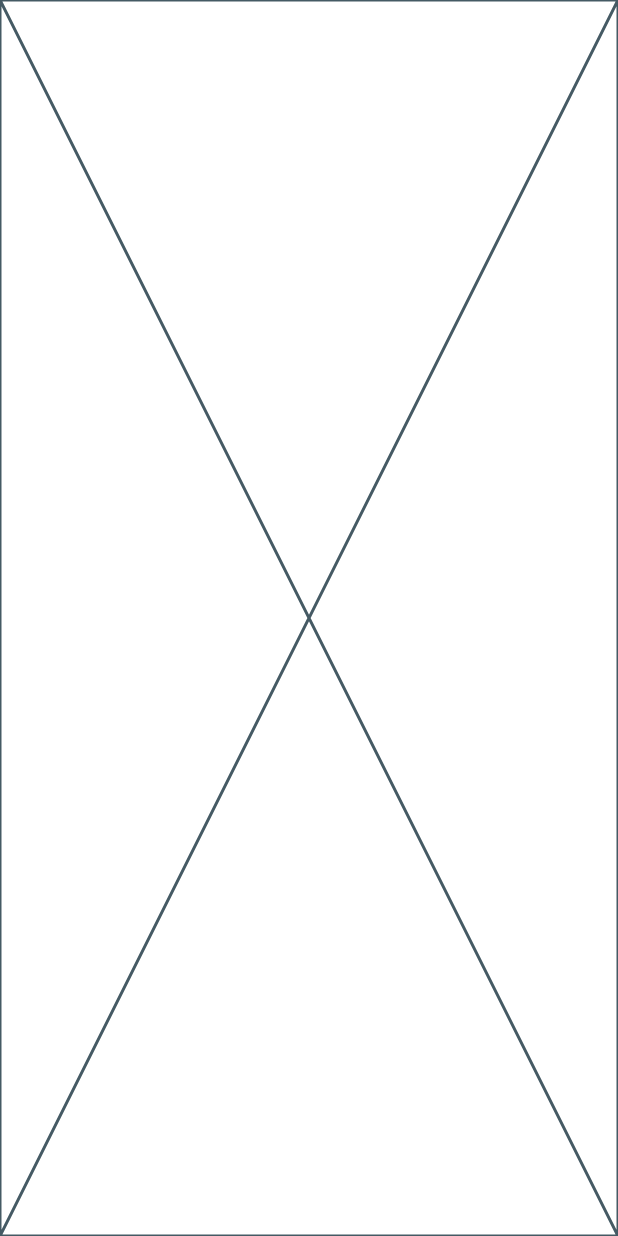
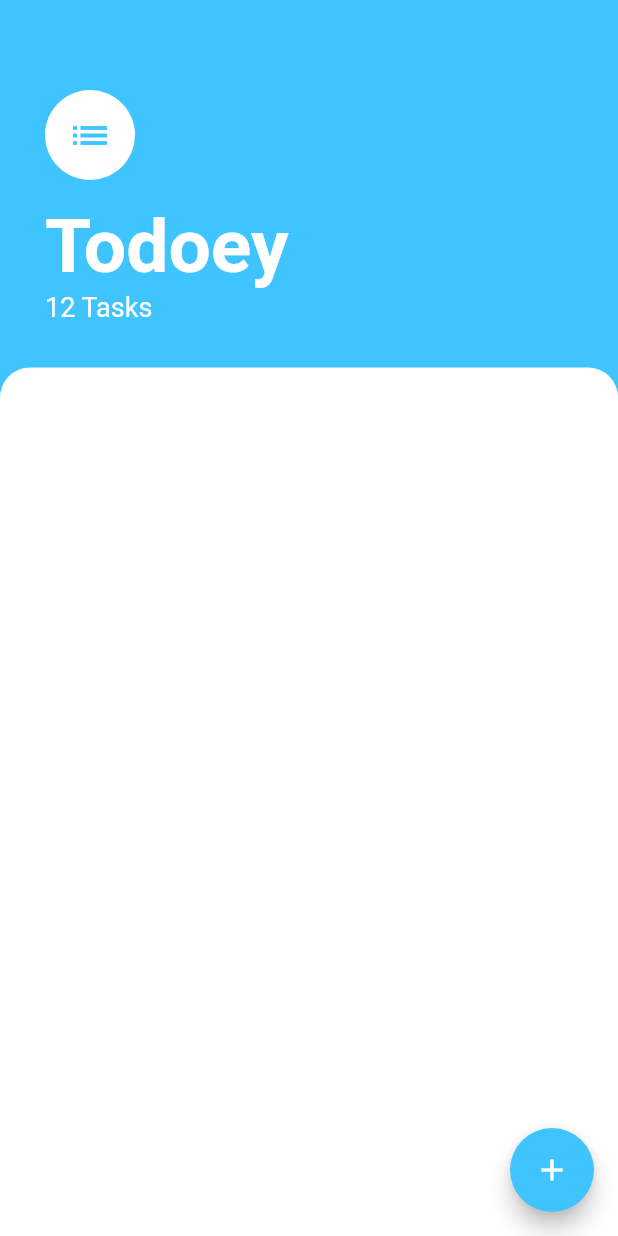
Before and after one commit to Aniketgoyal291/todoeyApp, a Flutter app: the screen it shows after launch, on a phone screen of 412 x 824 dp. Run offline on Flutter 3.47's test engine with Material 2 defaults, Android fonts, the phone set to English and light mode, and no system bars.

Commit message:
Commiting changes

```diff
--- a/lib/main.dart
+++ b/lib/main.dart
@@ -8,7 +8,9 @@ class MyApp extends StatelessWidget {
 
   @override
   Widget build(BuildContext context) {
-    return const MaterialApp(
+    return MaterialApp(
+      debugShowCheckedModeBanner: false,
+      theme: ThemeData.light().copyWith(),
       home: TasksScreen(),
     );
   }
--- a/lib/screens/tasks_screen.dart
+++ b/lib/screens/tasks_screen.dart
@@ -5,6 +5,81 @@ class TasksScreen extends StatelessWidget {
 
   @override
   Widget build(BuildContext context) {
-    return const Placeholder();
+    List<CheckboxListTile> todoList = [];
+
+    return Scaffold(
+      backgroundColor: Colors.lightBlueAccent.shade200,
+      floatingActionButton: FloatingActionButton(
+        backgroundColor: Colors.lightBlueAccent.shade200,
+        onPressed: () {
+          todoList.add(
+            CheckboxListTile(
+              value: false,
+              onChanged: (value) {
+                value = true;
+              },
+            ),
+          );
+        },
+        child: const Icon(
+          Icons.add,
+        ),
+      ),
+      body: Column(
+        crossAxisAlignment: CrossAxisAlignment.start,
+        children: [
+          Container(
+            padding:
+                const EdgeInsets.only(top: 60, left: 30, right: 30, bottom: 30),
+            child: Column(
+              crossAxisAlignment: CrossAxisAlignment.start,
+              children: [
+                CircleAvatar(
+                  radius: 30,
+                  backgroundColor: Colors.white,
+                  child: Icon(
+                    Icons.list,
+                    color: Colors.lightBlueAccent.shade200,
+                    size: 30,
+                  ),
+                ),
+                const SizedBox(
+                  height: 15,
+                ),
+                const Text(
+                  'Todoey',
+                  style: TextStyle(
+                    color: Colors.white,
+                    fontSize: 50,
+                    fontWeight: FontWeight.w700,
+                  ),
+                ),
+                const Text(
+                  '12 Tasks',
+                  style: TextStyle(
+                    color: Colors.white,
+                    fontSize: 18,
+                  ),
+                ),
+              ],
+            ),
+          ),
+          Expanded(
+            child: Container(
+              decoration: const BoxDecoration(
+                color: Colors.white,
+                borderRadius: BorderRadius.only(
+                  topRight: Radius.circular(20),
+                  topLeft: Radius.circular(20),
+                ),
+              ),
+              child: ListView(
+                children: todoList,
+              ),
+            ),
+          ),
+        ],
+      ),
+    );
   }
 }
```
